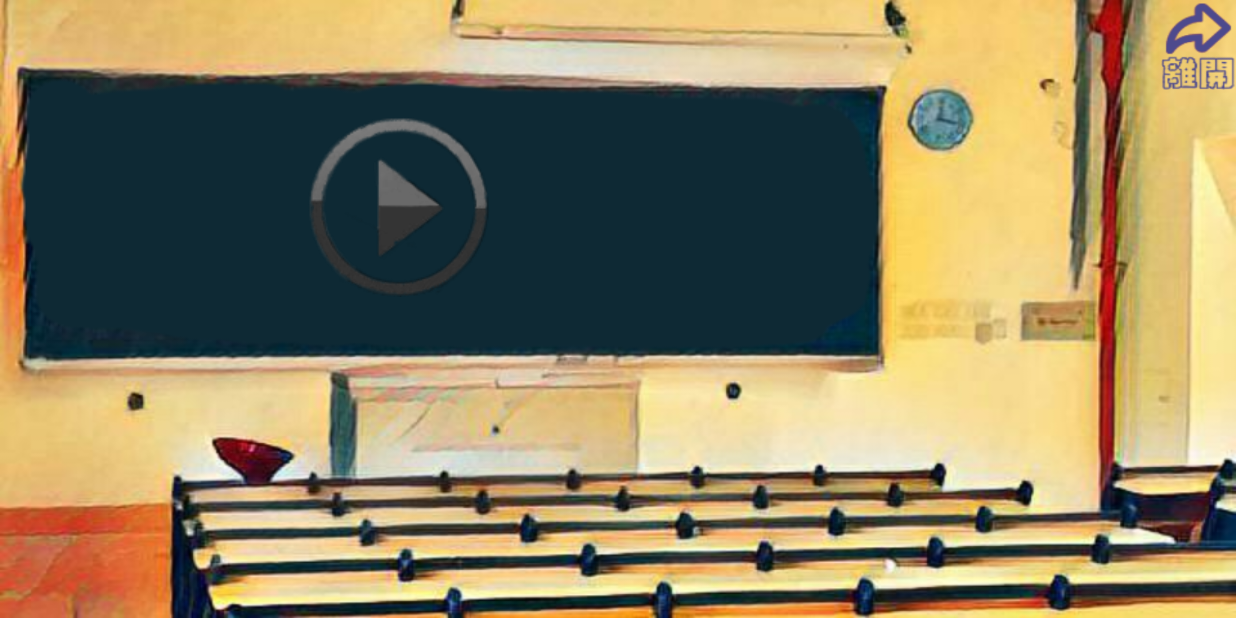
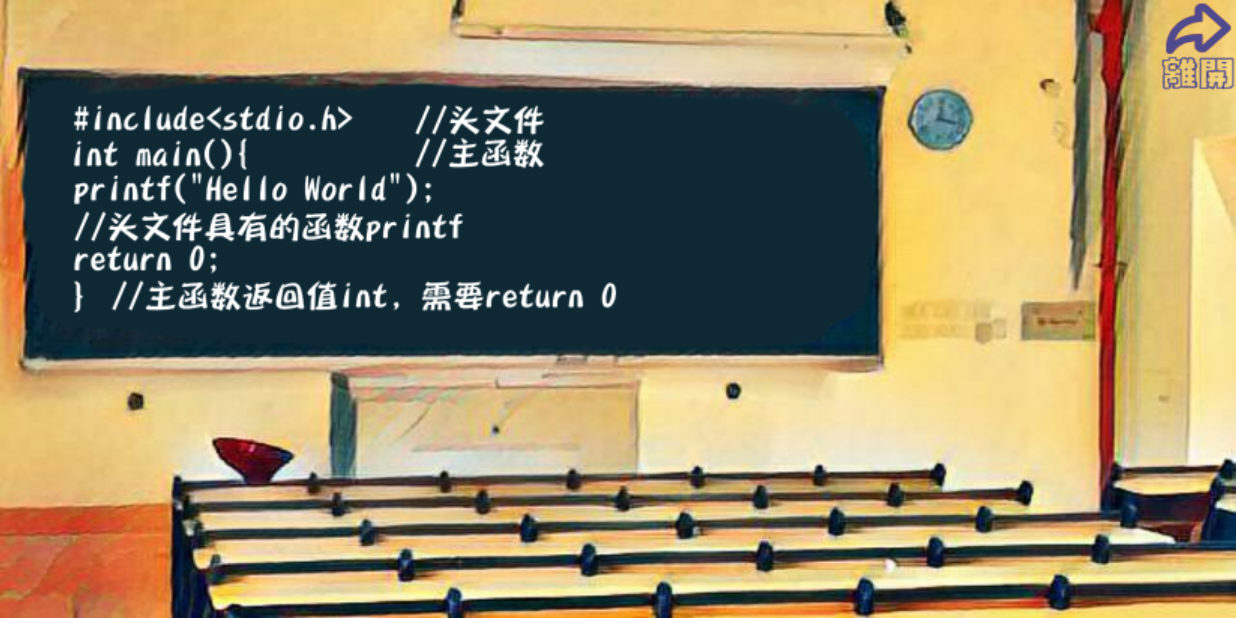
Before and after one commit to BeiDouQiXing/Bachelor-Road, an Android app: the Classroom screen opened directly, with no data from a screen before it, on a phone screen of 824 x 412 dp (held sideways). Run offline under Robolectric (Android 15) with nearby library versions, the light colour scheme and no system bars.

Commit message:
修改教室xml

```diff
--- a/Bachelor_Road/app/src/main/java/com/example/kobe/bachelor_road/Classroom.java
+++ b/Bachelor_Road/app/src/main/java/com/example/kobe/bachelor_road/Classroom.java
@@ -10,9 +10,9 @@ public class Classroom extends AppCompatActivity {
     @Override
     protected void onCreate(Bundle savedInstanceState) {
         super.onCreate(savedInstanceState);
-        setContentView(R.layout.classroom);
+        setContentView(R.layout.classroom_c_one);
 
-        Button class_run_out = findViewById(R.id.class_run_out);
+        Button class_run_out = findViewById(R.id.class_one_run_out);
         class_run_out.setOnClickListener(new View.OnClickListener() {
             @Override
             public void onClick(View v) {
--- a/Bachelor_Road/app/src/main/res/layout/classroom.xml
+++ b/Bachelor_Road/app/src/main/res/layout/classroom_c_one.xml
@@ -6,20 +6,18 @@
     android:background="@drawable/jiaoshi"
     >
 
-    <Button
-        android:id="@+id/class_display"
+    <ImageView
+        android:id="@+id/c_program1"
         android:layout_width="wrap_content"
         android:layout_height="wrap_content"
-        android:layout_alignParentLeft="true"
-        android:layout_alignParentStart="true"
-        android:layout_below="@+id/class_run_out"
-        android:layout_marginLeft="205dp"
-        android:layout_marginStart="205dp"
-        android:layout_marginTop="18dp"
-        android:background="@drawable/bofang" />
+        android:src="@drawable/c_program1"
+        android:layout_marginStart="17dp"
+        android:layout_marginLeft="17dp"
+        android:layout_marginTop="50dp"
+        />
 
     <Button
-        android:id="@+id/class_run_out"
+        android:id="@+id/class_one_run_out"
         android:layout_width="50dp"
         android:layout_height="60dp"
         android:layout_alignParentEnd="true"
--- a/Bachelor_Road/gradle.properties
+++ b/Bachelor_Road/gradle.properties
@@ -1,4 +1,4 @@
-
+android.enableAapt2=false
 # Project-wide Gradle settings.
 
 # IDE (e.g. Android Studio) users:
```
Also changed, not shown: Bachelor_Road/app/src/main/res/layout/classroom_c_three.xml (added, +44 -0 lines), Bachelor_Road/app/src/main/res/layout/classroom_c_two.xml (added, +44 -0 lines), Bachelor_Road/app/src/main/res/drawable/c_program1.png (added), Bachelor_Road/app/src/main/res/drawable/c_program2_1.png (added), Bachelor_Road/app/src/main/res/drawable/c_program2_2.png (added), Bachelor_Road/app/src/main/res/drawable/c_program3_1.png (added), Bachelor_Road/app/src/main/res/drawable/c_program3_2.png (added), Bachelor_Road/app/src/main/res/drawable/c_program3_3.png (added), Bachelor_Road/app/src/main/res/drawable/left_button.png (added), Bachelor_Road/app/src/main/res/drawable/right_button.png (added).
